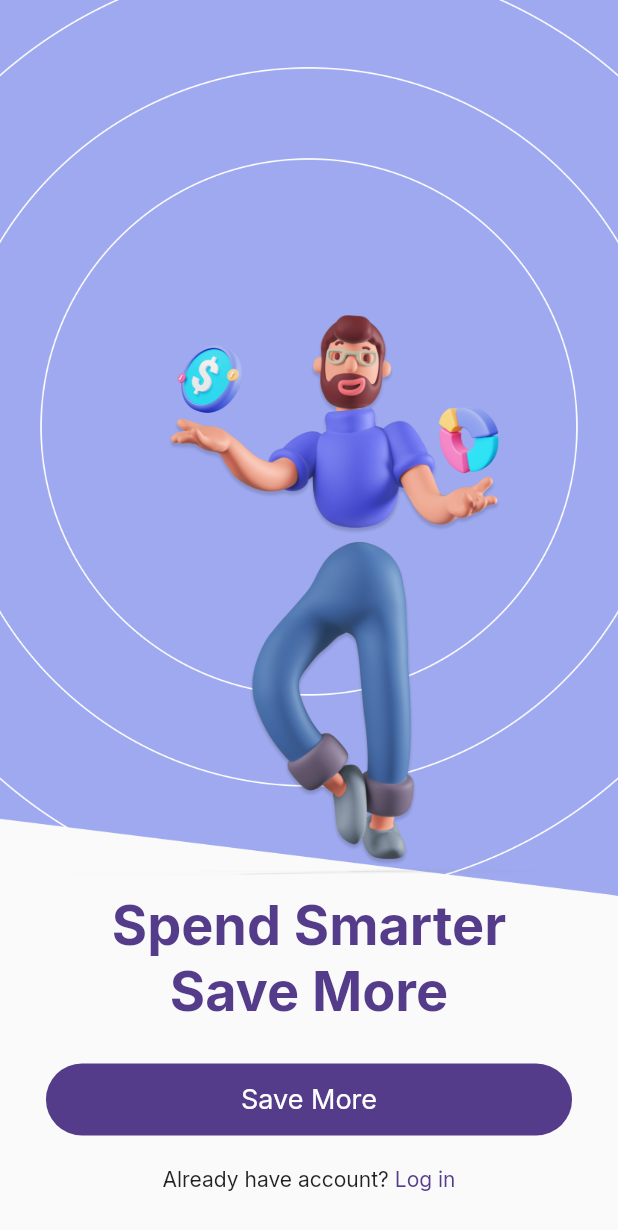
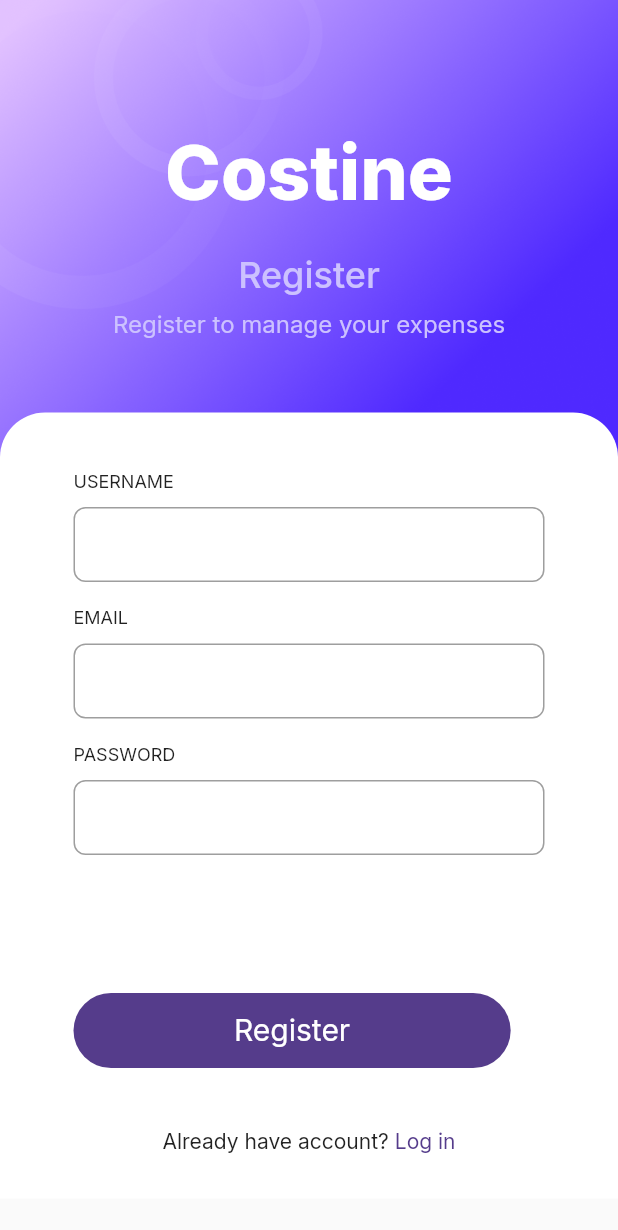
Before and after one commit to josiahfs/costine, a Flutter app: the screen it shows after launch, on a phone screen of 412 x 824 dp. Shown: the top 1230 px of the screen. Run offline on Flutter 3.47's test engine with Material 2 defaults, Android fonts, the light colour scheme and no system bars; our stand-ins replace google_fonts.

Commit message:
add register page

```diff
--- a/costine_app/lib/main.dart
+++ b/costine_app/lib/main.dart
@@ -1,4 +1,5 @@
 import 'package:costine_app/pages/onboarding.dart';
+import 'package:costine_app/pages/register.dart';
 import 'package:flutter/material.dart';
 
 void main() {
@@ -25,92 +26,7 @@
         // is not restarted.
         primarySwatch: Colors.blue,
       ),
-      home: OnboardingPage(),
+      home: RegisterScreen(),
     );
   }
 }
-
-class MyHomePage extends StatefulWidget {
-  const MyHomePage({Key? key, required this.title}) : super(key: key);
-
-  // This widget is the home page of your application. It is stateful, meaning
-  // that it has a State object (defined below) that contains fields that affect
-  // how it looks.
-
-  // This class is the configuration for the state. It holds the values (in this
-  // case the title) provided by the parent (in this case the App widget) and
-  // used by the build method of the State. Fields in a Widget subclass are
-  // always marked "final".
-
-  final String title;
-
-  @override
-  State<MyHomePage> createState() => _MyHomePageState();
-}
-
-class _MyHomePageState extends State<MyHomePage> {
-  int _counter = 0;
-
-  void _incrementCounter() {
-    setState(() {
-      // This call to setState tells the Flutter framework that something has
-      // changed in this State, which causes it to rerun the build method below
-      // so that the display can reflect the updated values. If we changed
-      // _counter without calling setState(), then the build method would not be
-      // called again, and so nothing would appear to happen.
-      _counter++;
-    });
-  }
-
-  @override
-  Widget build(BuildContext context) {
-    // This method is rerun every time setState is called, for instance as done
-    // by the _incrementCounter method above.
-    //
-    // The Flutter framework has been optimized to make rerunning build methods
-    // fast, so that you can just rebuild anything that needs updating rather
-    // than having to individually change instances of widgets.
-    return Scaffold(
-      appBar: AppBar(
-        // Here we take the value from the MyHomePage object that was created by
-        // the App.build method, and use it to set our appbar title.
-        title: Text(widget.title),
-      ),
-      body: Center(
-        // Center is a layout widget. It takes a single child and positions it
-        // in the middle of the parent.
-        child: Column(
-          // Column is also a layout widget. It takes a list of children and
-          // arranges them vertically. By default, it sizes itself to fit its
-          // children horizontally, and tries to be as tall as its parent.
-          //
-          // Invoke "debug painting" (press "p" in the console, choose the
-          // "Toggle Debug Paint" action from the Flutter Inspector in Android
-          // Studio, or the "Toggle Debug Paint" command in Visual Studio Code)
-          // to see the wireframe for each widget.
-          //
-          // Column has various properties to control how it sizes itself and
-          // how it positions its children. Here we use mainAxisAlignment to
-          // center the children vertically; the main axis here is the vertical
-          // axis because Columns are vertical (the cross axis would be
-          // horizontal).
-          mainAxisAlignment: MainAxisAlignment.center,
-          children: <Widget>[
-            const Text(
-              'You have pushed the button this many times:',
-            ),
-            Text(
-              '$_counter',
-              style: Theme.of(context).textTheme.headline4,
-            ),
-          ],
-        ),
-      ),
-      floatingActionButton: FloatingActionButton(
-        onPressed: _incrementCounter,
-        tooltip: 'Increment',
-        child: const Icon(Icons.add),
-      ), // This trailing comma makes auto-formatting nicer for build methods.
-    );
-  }
-}
--- a/costine_app/lib/pages/onboarding.dart
+++ b/costine_app/lib/pages/onboarding.dart
@@ -6,20 +6,20 @@ class OnboardingPage extends StatelessWidget {
   Widget build(BuildContext context) {
     return MaterialApp(
       home: Scaffold(
-          body: SafeArea(
-        top: false,
-        left: false,
-        right: false,
-        child: Stack(
+          body: Stack(
         children: [
           Image.asset(
             'assets/onboard.png',
             width: MediaQuery.of(context).size.width,
           ),
           Padding(
-              padding: EdgeInsets.only(top: 210),
+            padding: const EdgeInsets.only(
+              bottom: 60,
+            ),
+            child: Center(
               child: Image.asset(
                 'assets/people.png',
+              ),
             ),
           ),
           Center(
@@ -51,7 +51,7 @@ class OnboardingPage extends StatelessWidget {
                     padding: const EdgeInsets.symmetric(
                         horizontal: 130, vertical: 13),
                     child: Text(
-                        'Save More',
+                      'Get Started',
                       style: GoogleFonts.inter(
                           color: Color(0xffffffff),
                           fontSize: 18,
@@ -86,7 +86,6 @@ class OnboardingPage extends StatelessWidget {
             ),
           )
         ],
-        ),
       )),
     );
   }
--- /dev/null
+++ b/costine_app/lib/pages/register.dart
@@ -0,0 +1,170 @@
+import 'package:flutter/material.dart';
+import 'package:google_fonts/google_fonts.dart';
+
+class RegisterScreen extends StatelessWidget {
+  const RegisterScreen({Key? key}) : super(key: key);
+
+  @override
+  Widget build(BuildContext context) {
+    return MaterialApp(
+      home: Scaffold(
+          body: Stack(
+        children: [
+          Image.asset(
+            'assets/banner.png',
+          ),
+          Center(
+            child: Column(
+              children: [
+                SizedBox(
+                  height: 85,
+                ),
+                Text(
+                  'Costine',
+                  style: GoogleFonts.inter(
+                      fontSize: 50,
+                      color: Colors.white,
+                      fontWeight: FontWeight.w800),
+                ),
+                SizedBox(
+                  height: 24,
+                ),
+                Text(
+                  'Register',
+                  style: GoogleFonts.inter(
+                      fontSize: 24,
+                      color: Color(0xffCCC1FF),
+                      fontWeight: FontWeight.w500),
+                ),
+                SizedBox(
+                  height: 8,
+                ),
+                Text(
+                  'Register to manage your expenses',
+                  style: GoogleFonts.inter(
+                      fontSize: 16,
+                      color: Color(0xffCCC1FF),
+                      fontWeight: FontWeight.w400),
+                ),
+                SizedBox(
+                  height: 50,
+                ),
+                Container(
+                  width: MediaQuery.of(context).size.width,
+                  height: MediaQuery.of(context).size.height - 300,
+                  decoration: BoxDecoration(
+                      borderRadius: BorderRadius.vertical(
+                        top: Radius.circular(30),
+                      ),
+                      color: Colors.white),
+                  child: Padding(
+                    padding: const EdgeInsets.symmetric(horizontal: 49),
+                    child: Column(
+                      crossAxisAlignment: CrossAxisAlignment.start,
+                      children: [
+                        SizedBox(
+                          height: 38,
+                        ),
+                        Text(
+                          'USERNAME',
+                          style: GoogleFonts.inter(
+                              fontSize: 12, fontWeight: FontWeight.w400),
+                        ),
+                        SizedBox(
+                          height: 10,
+                        ),
+                        Container(
+                          height: 50,
+                          child: TextField(
+                              decoration: InputDecoration(
+                                  border: OutlineInputBorder(
+                                      borderRadius: BorderRadius.circular(8)))),
+                        ),
+                        SizedBox(
+                          height: 16,
+                        ),
+                        Text(
+                          'EMAIL',
+                          style: GoogleFonts.inter(
+                              fontSize: 12, fontWeight: FontWeight.w400),
+                        ),
+                        SizedBox(
+                          height: 10,
+                        ),
+                        Container(
+                          height: 50,
+                          child: TextField(
+                              decoration: InputDecoration(
+                                  border: OutlineInputBorder(
+                                      borderRadius: BorderRadius.circular(8)))),
+                        ),
+                        SizedBox(
+                          height: 16,
+                        ),
+                        Text(
+                          'PASSWORD',
+                          style: GoogleFonts.inter(
+                              fontSize: 12, fontWeight: FontWeight.w400),
+                        ),
+                        SizedBox(
+                          height: 10,
+                        ),
+                        Container(
+                          height: 50,
+                          child: TextField(
+                              decoration: InputDecoration(
+                                  border: OutlineInputBorder(
+                                      borderRadius: BorderRadius.circular(8)))),
+                        ),
+                        Spacer(),
+                        Container(
+                          decoration: BoxDecoration(
+                              borderRadius: BorderRadius.circular(40),
+                              color: Color(0xff553C8B)),
+                          child: Padding(
+                            padding: const EdgeInsets.symmetric(
+                                horizontal: 107, vertical: 13),
+                            child: Text(
+                              'Register',
+                              style: GoogleFonts.inter(
+                                  color: Color(0xffffffff),
+                                  fontSize: 20,
+                                  fontWeight: FontWeight.w400),
+                            ),
+                          ),
+                        ),
+                        SizedBox(
+                          height: 40,
+                        ),
+                        Padding(
+                          padding: const EdgeInsets.only(bottom: 30),
+                          child: Row(
+                            mainAxisAlignment: MainAxisAlignment.center,
+                            children: [
+                              Text(
+                                'Already have account?',
+                                style: GoogleFonts.inter(fontSize: 14),
+                              ),
+                              SizedBox(
+                                width: 4,
+                              ),
+                              Text(
+                                'Log in',
+                                style: GoogleFonts.inter(
+                                    fontSize: 14, color: Color(0xff553C8B)),
+                              )
+                            ],
+                          ),
+                        )
+                      ],
+                    ),
+                  ),
+                ),
+              ],
+            ),
+          )
+        ],
+      )),
+    );
+  }
+}
--- a/costine_app/pubspec.yaml
+++ b/costine_app/pubspec.yaml
@@ -30,14 +30,10 @@ dependencies:
   cupertino_icons: ^1.0.2
   flutter:
     sdk: flutter
+  get: ^4.6.1
   google_fonts: ^2.3.1
 
 dev_dependencies:
-  # The "flutter_lints" package below contains a set of recommended lints to
-  # encourage good coding practices. The lint set provided by the package is
-  # activated in the `analysis_options.yaml` file located at the root of your
-  # package. See that file for information about deactivating specific lint
-  # rules and activating additional ones.
   flutter_lints: ^1.0.0
   flutter_test:
     sdk: flutter
```
Also changed, not shown: costine_app/assets/banner.png, costine_app/assets/people.png. Lines whose indentation alone changed are shown as unchanged.
